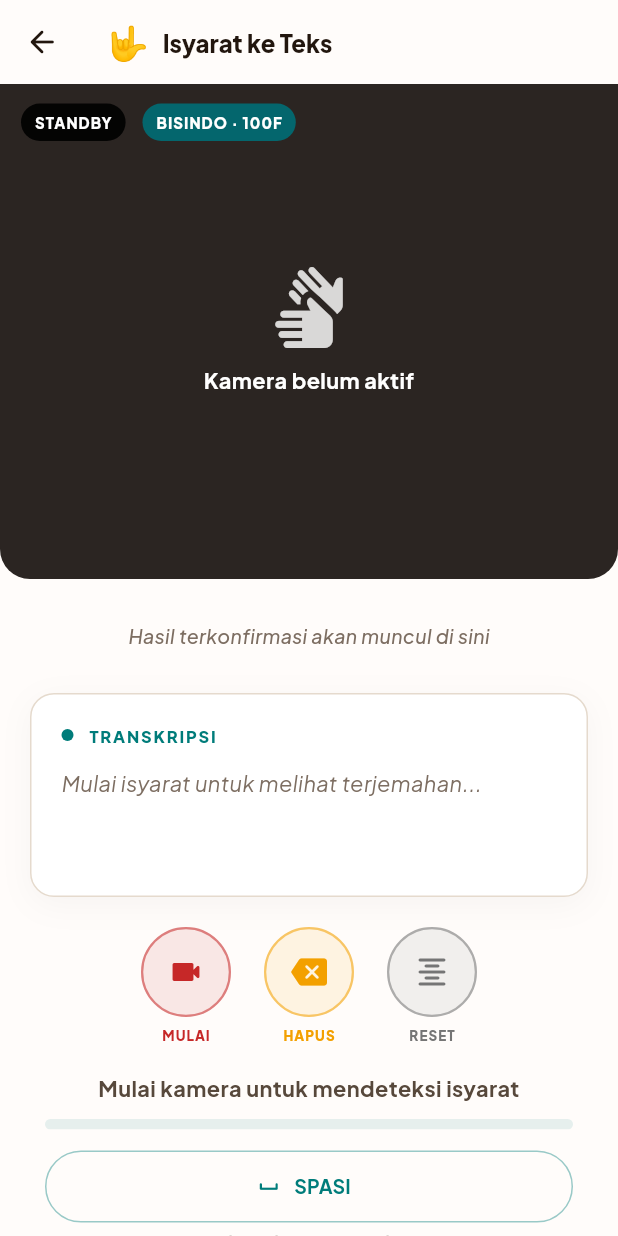
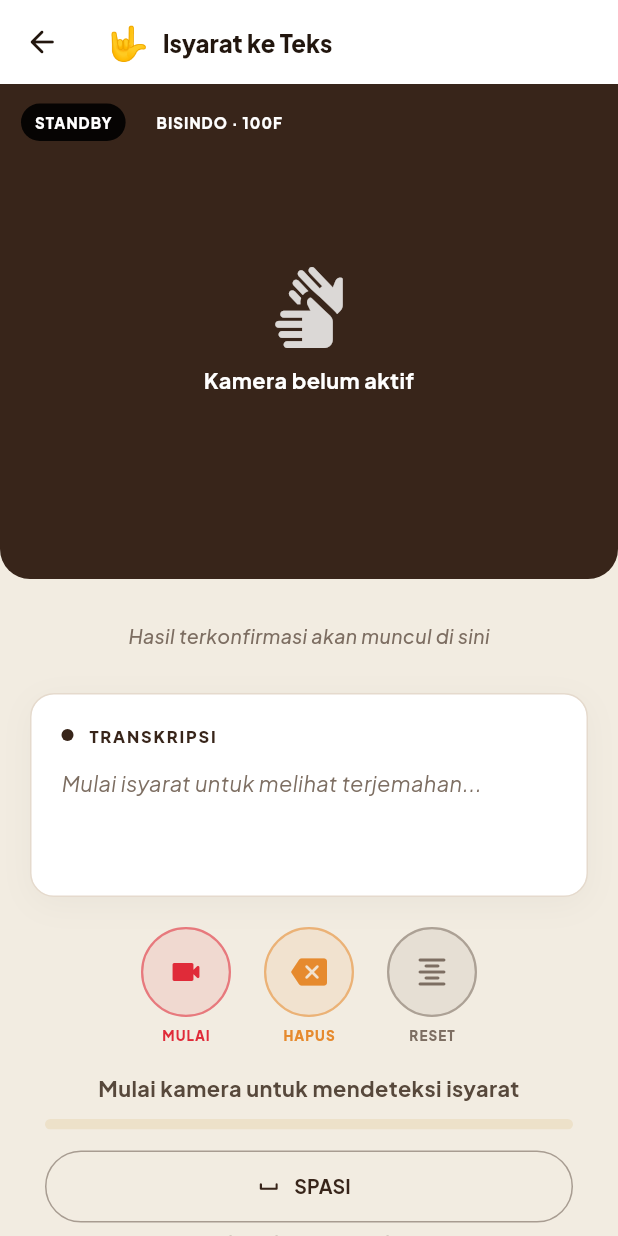
Before and after one commit to riverry25/hajicare, a Flutter app: the BisindoScreen screen opened by its route, on a phone screen of 412 x 824 dp. Run offline on Flutter 3.47's test engine with Material 3 defaults, Android fonts, the phone set to English and light mode, and no system bars; our stand-ins replace adhan, cloud_firestore, cloud_functions, firebase_auth, firebase_core, flutter_blue_plus and 15 more; missing offline and left inert: flutter_onnxruntime, google_mlkit_translation, lat_lng_to_timezone, mobile_scanner, ultralytics_yolo; accounts and stored records are empty.

Commit message:
improve: ui and ux bisindo page

```diff
--- a/lib/features/sign_language/screens/bisindo_screen.dart
+++ b/lib/features/sign_language/screens/bisindo_screen.dart
@@ -23,8 +23,13 @@ class BisindoScreen extends StatefulWidget {
 }
 
 class _BisindoScreenState extends State<BisindoScreen> {
-  static const _teal = Color(0xFF007C7A);
-  static const _purple = Color(0xFF6547F5);
+  // Accent alias – maps to the app's espresso brand color for this screen
+  static Color _accent(BuildContext context) => AppColors.isDark(context)
+      ? AppColors.darkPrimary
+      : AppColors.espressoDark;
+  static Color _accentGold(BuildContext context) => AppColors.isDark(context)
+      ? AppColors.accentGoldStar
+      : AppColors.goldPrimary;
 
   late final BisindoInferenceService _inferenceService;
   late final BisindoRecognitionController _recognition;
@@ -180,18 +185,18 @@ class _BisindoScreenState extends State<BisindoScreen> {
 
   @override
   Widget build(BuildContext context) {
-    final isDark = AppColors.isDark(context);
     return Scaffold(
-      backgroundColor: isDark ? AppColors.darkSurface : const Color(0xFFFFFCFA),
+      backgroundColor: AppColors.scaffoldColor(context),
       appBar: AppBar(
-        backgroundColor: isDark
-            ? AppColors.darkSurface
-            : const Color(0xFFFFFCFA),
+        backgroundColor: AppColors.cardBgColor(context),
         surfaceTintColor: Colors.transparent,
         elevation: 0,
         leading: IconButton(
           onPressed: () => Navigator.of(context).pop(),
-          icon: const Icon(Icons.arrow_back_rounded),
+          icon: Icon(
+            Icons.arrow_back_rounded,
+            color: AppColors.textHeadingColor(context),
+          ),
         ),
         title: Row(
           children: [
@@ -221,7 +226,7 @@ class _BisindoScreenState extends State<BisindoScreen> {
             const SizedBox(height: 14),
             _buildTokenChips(),
             const SizedBox(height: 14),
-            _buildTranscriptCard(isDark),
+            _buildTranscriptCard(),
             const SizedBox(height: 20),
             _buildControls(),
             const SizedBox(height: 16),
@@ -272,14 +277,15 @@ class _BisindoScreenState extends State<BisindoScreen> {
   }
 
   Widget _buildTokenChip(SignToken token) {
+    final accent = _accent(context);
     if (token.type == SignTokenType.space) {
       return Container(
         width: 26,
         height: 40,
         decoration: BoxDecoration(
-          color: _teal.withValues(alpha: 0.06),
+          color: accent.withValues(alpha: 0.06),
           borderRadius: BorderRadius.circular(12),
-          border: Border.all(color: _teal.withValues(alpha: 0.18)),
+          border: Border.all(color: accent.withValues(alpha: 0.18)),
         ),
       );
     }
@@ -287,24 +293,25 @@ class _BisindoScreenState extends State<BisindoScreen> {
       duration: const Duration(milliseconds: 180),
       padding: const EdgeInsets.symmetric(horizontal: 15, vertical: 10),
       decoration: BoxDecoration(
-        color: _teal.withValues(alpha: 0.08),
+        color: accent.withValues(alpha: 0.08),
         borderRadius: BorderRadius.circular(13),
-        border: Border.all(color: _teal.withValues(alpha: 0.22)),
+        border: Border.all(color: accent.withValues(alpha: 0.22)),
       ),
       child: Text(
         token.type == SignTokenType.letter
             ? token.value.toUpperCase()
             : token.value,
         style: AppTypography.bodyMedium.copyWith(
-          color: _teal,
+          color: accent,
           fontWeight: FontWeight.w800,
         ),
       ),
     );
   }
 
-  Widget _buildTranscriptCard(bool isDark) {
+  Widget _buildTranscriptCard() {
     return Obx(() {
+      final isDark = AppColors.isDark(context);
       final ai = _recognition.aiTranscript.value;
       final raw = _recognition.rawTranscript.value;
       final display = ai.isNotEmpty
@@ -331,19 +338,24 @@ class _BisindoScreenState extends State<BisindoScreen> {
         child: Column(
           crossAxisAlignment: CrossAxisAlignment.start,
           children: [
-            Row(
+            Builder(
+              builder: (ctx) {
+                final accent = _accent(ctx);
+                return Row(
                   children: [
-                const CircleAvatar(radius: 4, backgroundColor: _teal),
+                    CircleAvatar(radius: 4, backgroundColor: accent),
                     const SizedBox(width: 10),
                     Text(
                       ai.isEmpty ? 'TRANSKRIPSI' : 'TRANSKRIPSI AI',
                       style: AppTypography.captionSmall.copyWith(
-                    color: _teal,
+                        color: accent,
                         fontWeight: FontWeight.w900,
                         letterSpacing: 1.2,
                       ),
                     ),
                   ],
+                );
+              },
             ),
             const SizedBox(height: 14),
             Text(
@@ -360,16 +372,21 @@ class _BisindoScreenState extends State<BisindoScreen> {
             ),
             if (raw.isNotEmpty) ...[
               const SizedBox(height: 14),
-              OutlinedButton.icon(
+              Builder(
+                builder: (ctx) {
+                  final accent = _accent(ctx);
+                  return OutlinedButton.icon(
                     onPressed: () =>
                         _ttsService.speak(text: display, languageCode: 'id'),
                     icon: const Icon(Icons.volume_up_rounded, size: 19),
                     label: const Text('Dengarkan'),
                     style: OutlinedButton.styleFrom(
-                  foregroundColor: _teal,
-                  backgroundColor: _teal.withValues(alpha: 0.06),
+                      foregroundColor: accent,
+                      backgroundColor: accent.withValues(alpha: 0.06),
                       side: BorderSide.none,
                     ),
+                  );
+                },
               ),
             ],
             if (ai.isNotEmpty) ...[
@@ -398,7 +415,7 @@ class _BisindoScreenState extends State<BisindoScreen> {
               : _cameraService.isCameraActive
               ? Icons.stop_rounded
               : Icons.videocam_rounded,
-          color: const Color(0xFFC62828),
+          color: AppColors.sosEmergency,
           onTap: _isModelInitialized && !_isStartingCamera
               ? _toggleDetection
               : null,
@@ -407,14 +424,14 @@ class _BisindoScreenState extends State<BisindoScreen> {
         _RoundControl(
           label: 'HAPUS',
           icon: Icons.backspace_rounded,
-          color: const Color(0xFFF3A000),
+          color: AppColors.distanceWarning,
           onTap: _recognition.deleteLast,
         ),
         const SizedBox(width: 22),
         _RoundControl(
           label: 'RESET',
           icon: Icons.format_align_center_rounded,
-          color: Colors.grey.shade600,
+          color: AppColors.textMuted,
           onTap: _recognition.resetTranscript,
         ),
       ],
@@ -426,6 +443,8 @@ class _BisindoScreenState extends State<BisindoScreen> {
       final progress = _recognition.confirmationProgress.value;
       final holding =
           _recognition.recognitionState.value == SignRecognitionState.holding;
+      final accent = _accent(context);
+      final gold = _accentGold(context);
       return Padding(
         padding: const EdgeInsets.symmetric(horizontal: 30),
         child: Column(
@@ -434,7 +453,7 @@ class _BisindoScreenState extends State<BisindoScreen> {
               _recognition.statusText,
               textAlign: TextAlign.center,
               style: AppTypography.bodyMedium.copyWith(
-                color: holding ? _teal : AppColors.textBodyColor(context),
+                color: holding ? accent : AppColors.textBodyColor(context),
                 fontWeight: FontWeight.w700,
               ),
             ),
@@ -444,8 +463,8 @@ class _BisindoScreenState extends State<BisindoScreen> {
               child: LinearProgressIndicator(
                 value: progress,
                 minHeight: 7,
-                backgroundColor: _teal.withValues(alpha: 0.10),
-                valueColor: const AlwaysStoppedAnimation(_teal),
+                backgroundColor: gold.withValues(alpha: 0.15),
+                valueColor: AlwaysStoppedAnimation(gold),
               ),
             ),
             const SizedBox(height: 14),
@@ -454,8 +473,8 @@ class _BisindoScreenState extends State<BisindoScreen> {
               icon: const Icon(Icons.space_bar_rounded),
               label: const Text('SPASI'),
               style: OutlinedButton.styleFrom(
-                foregroundColor: _teal,
-                side: BorderSide(color: _teal.withValues(alpha: 0.4)),
+                foregroundColor: accent,
+                side: BorderSide(color: accent.withValues(alpha: 0.4)),
                 shape: const StadiumBorder(),
               ),
             ),
@@ -498,9 +517,11 @@ class _BisindoScreenState extends State<BisindoScreen> {
               overflow: TextOverflow.ellipsis,
             ),
             style: ElevatedButton.styleFrom(
-              backgroundColor: _purple,
+              backgroundColor: AppColors.espressoDark,
               foregroundColor: Colors.white,
-              disabledBackgroundColor: _purple.withValues(alpha: 0.35),
+              disabledBackgroundColor: AppColors.espressoDark.withValues(
+                alpha: 0.3,
+              ),
               shape: RoundedRectangleBorder(
                 borderRadius: BorderRadius.circular(15),
               ),
@@ -556,7 +577,7 @@ class _CameraPanel extends StatelessWidget {
           fit: StackFit.expand,
           children: [
             ColoredBox(
-              color: const Color(0xFF2B2522),
+              color: AppColors.espressoDark,
               child: isActive
                   ? const AndroidView(
                       viewType: 'com.hajicare.bisindo/camera_preview',
@@ -590,7 +611,7 @@ class _CameraPanel extends StatelessWidget {
               top: 13,
               child: _CameraBadge(
                 text: isActive ? '●  LIVE' : 'STANDBY',
-                color: isActive ? const Color(0xFF315B46) : Colors.black54,
+                color: isActive ? AppColors.emeraldIslamic : Colors.black54,
               ),
             ),
             const Positioned(
@@ -598,7 +619,7 @@ class _CameraPanel extends StatelessWidget {
               top: 13,
               child: _CameraBadge(
                 text: 'BISINDO · 100F',
-                color: Color(0xFF006D75),
+                color: AppColors.espressoDark,
               ),
             ),
             Obx(() {
@@ -615,7 +636,7 @@ class _CameraPanel extends StatelessWidget {
                     vertical: 10,
                   ),
                   decoration: BoxDecoration(
-                    color: const Color(0xFF007C7A).withValues(alpha: 0.92),
+                    color: AppColors.espressoDark.withValues(alpha: 0.92),
                     borderRadius: BorderRadius.circular(14),
                     boxShadow: const [
                       BoxShadow(color: Colors.black26, blurRadius: 9),
@@ -670,7 +691,7 @@ class _CameraPanel extends StatelessWidget {
                             minHeight: 8,
                             backgroundColor: Colors.white24,
                             valueColor: const AlwaysStoppedAnimation(
-                              Color(0xFF43D5C7),
+                              AppColors.accentGoldStar,
                             ),
                           ),
                         ),
```
Lines whose indentation alone changed are shown as unchanged.
